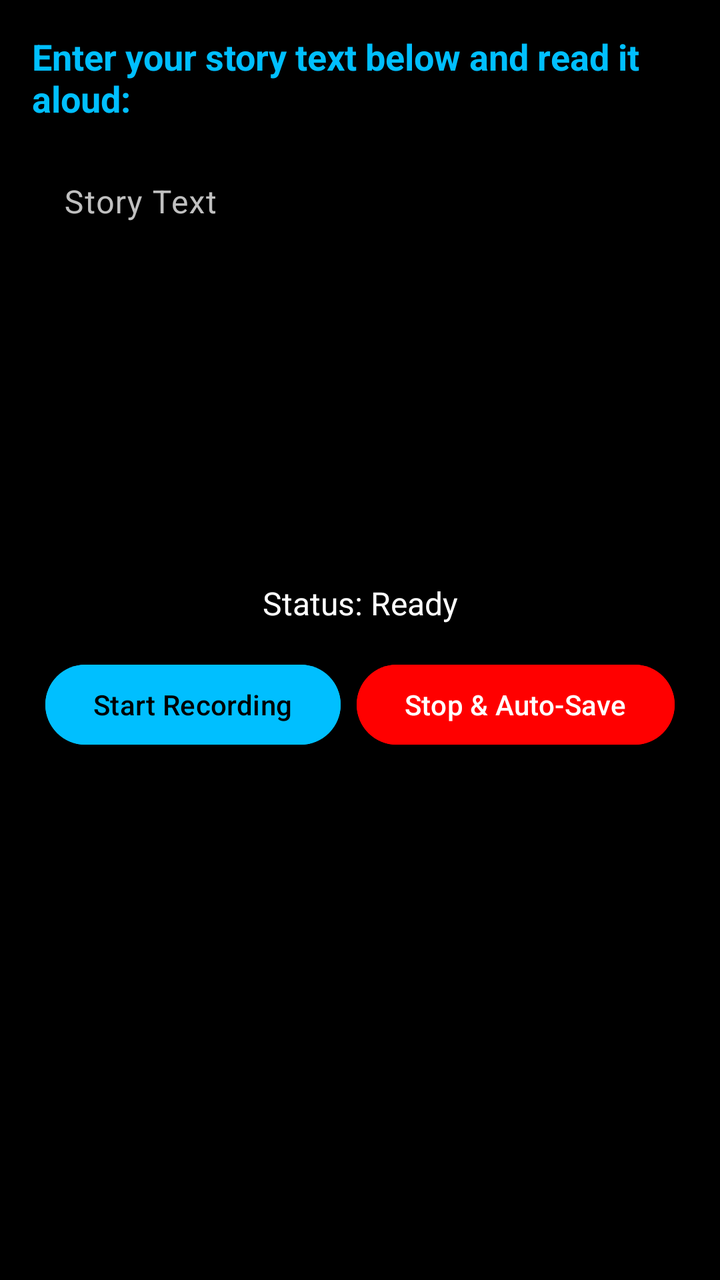
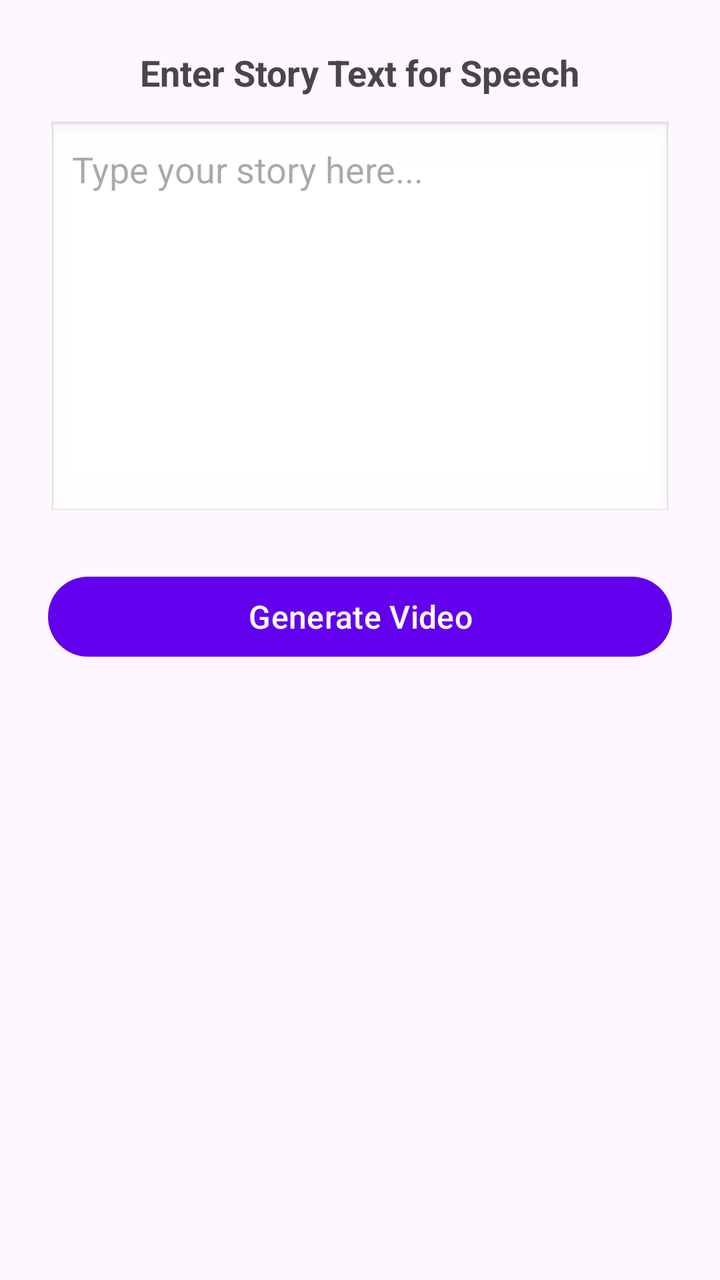

Compare the two renders of this Android layout. The source of the first and the diff that turns it into the second are given below.
<!-- AndroidManifest.xml: application theme Theme.TalkingFace -->
<!-- res/layout/activity_main.xml -->
<?xml version="1.0" encoding="utf-8"?>

<ScrollView xmlns:android="http://schemas.android.com/apk/res/android"
    xmlns:app="http://schemas.android.com/apk/res-auto"
    android:layout_width="match_parent"
    android:layout_height="match_parent"
    android:background="#000000"
    android:fillViewport="true"
    android:padding="16dp">

    <LinearLayout
        android:layout_width="match_parent"
        android:layout_height="wrap_content"
        android:orientation="vertical"
        android:gravity="center_horizontal">

        <TextView
            android:layout_width="match_parent"
            android:layout_height="wrap_content"
            android:text="Enter your story text below and read it aloud:"
            android:textSize="18sp"
            android:textStyle="bold"
            android:textColor="#00BFFF"
            android:layout_marginBottom="8dp" />

        <com.google.android.material.textfield.TextInputLayout
            android:layout_width="match_parent"
            android:layout_height="wrap_content"
            android:hint="Story Text"
            android:textColorHint="#C0C0C0"
            style="@style/Widget.Material3.TextInputLayout.OutlinedBox"
            android:layout_marginBottom="16dp"
            app:boxStrokeColor="#00BFFF"
            app:hintTextColor="#00BFFF">

            <com.google.android.material.textfield.TextInputEditText
                android:id="@+id/storyEditText"
                android:layout_width="match_parent"
                android:layout_height="200dp"
                android:gravity="top|start"
                android:inputType="textMultiLine"
                android:textColor="#FFFFFF"
                android:backgroundTint="#121212" />
        </com.google.android.material.textfield.TextInputLayout>

        <TextView
            android:id="@+id/statusTextView"
            android:layout_width="match_parent"
            android:layout_height="wrap_content"
            android:text="Status: Ready"
            android:textSize="16sp"
            android:textColor="#FFFFFF"
            android:layout_marginBottom="16dp"
            android:gravity="center" />

        <LinearLayout
            android:layout_width="match_parent"
            android:layout_height="wrap_content"
            android:orientation="horizontal"
            android:gravity="center"
            android:layout_marginBottom="16dp">

            <com.google.android.material.button.MaterialButton
                android:id="@+id/recordButton"
                android:layout_width="wrap_content"
                android:layout_height="wrap_content"
                android:text="Start Recording"
                android:backgroundTint="#00BFFF"
                android:textColor="#000000"
                android:layout_marginEnd="8dp" />

            <com.google.android.material.button.MaterialButton
                android:id="@+id/stopButton"
                android:layout_width="wrap_content"
                android:layout_height="wrap_content"
                android:text="Stop &amp; Auto-Save"
                android:enabled="false"
                android:backgroundTint="#FF0000"
                android:textColor="#FFFFFF" />
        </LinearLayout>

        <TextView
            android:id="@+id/savedPathTextView"
            android:layout_width="match_parent"
            android:layout_height="wrap_content"
            android:text=""
            android:textSize="14sp"
            android:textColor="#00BFFF"
            android:gravity="center"
            android:layout_marginTop="8dp" />

    </LinearLayout>
</ScrollView>
<!-- resources referenced by this layout -->
<resources>
  <style name="Theme.TalkingFace" parent="Theme.Material3.DayNight.NoActionBar">
          <item name="colorPrimary">#6200EE</item>
          <item name="colorPrimaryVariant">#3700B3</item>
          <item name="colorOnPrimary">#FFFFFF</item>
          <item name="colorSecondary">#03DAC6</item>
          <item name="colorSecondaryVariant">#018786</item>
          <item name="colorOnSecondary">#000000</item>
          <item name="android:statusBarColor">?attr/colorPrimaryVariant</item>
      </style>
</resources>

<!-- the commit's change to res/layout/activity_main.xml (unified diff, before → after) -->
@@ -1,93 +1,53 @@
 <?xml version="1.0" encoding="utf-8"?>
 
-<ScrollView xmlns:android="http://schemas.android.com/apk/res/android"
-    xmlns:app="http://schemas.android.com/apk/res-auto"
+<LinearLayout xmlns:android="http://schemas.android.com/apk/res/android"
     android:layout_width="match_parent"
     android:layout_height="match_parent"
-    android:background="#000000"
-    android:fillViewport="true"
-    android:padding="16dp">
+    android:orientation="vertical"
+    android:padding="24dp"
+    android:gravity="center_horizontal">
 
-    <LinearLayout
+    <TextView
+        android:layout_width="wrap_content"
+        android:layout_height="wrap_content"
+        android:text="Enter Story Text for Speech"
+        android:textSize="18sp"
+        android:textStyle="bold"
+        android:layout_marginBottom="12dp" />
+
+    <EditText
+        android:id="@+id/etStoryText"
+        android:layout_width="match_parent"
+        android:layout_height="200dp"
+        android:gravity="top|start"
+        android:hint="Type your story here..."
+        android:inputType="textMultiLine"
+        android:padding="12dp"
+        android:background="@android:drawable/edit_text" />
+
+    <Button
+        android:id="@+id/btnGenerate"
         android:layout_width="match_parent"
         android:layout_height="wrap_content"
-        android:orientation="vertical"
-        android:gravity="center_horizontal">
+        android:layout_marginTop="24dp"
+        android:text="Generate Video"
+        android:textSize="16sp" />
 
-        <TextView
-            android:layout_width="match_parent"
-            android:layout_height="wrap_content"
-            android:text="Enter your story text below and read it aloud:"
-            android:textSize="18sp"
-            android:textStyle="bold"
-            android:textColor="#00BFFF"
-            android:layout_marginBottom="8dp" />
+    <ProgressBar
+        android:id="@+id/progressBar"
+        style="?android:attr/progressBarStyleHorizontal"
+        android:layout_width="match_parent"
+        android:layout_height="wrap_content"
+        android:layout_marginTop="24dp"
+        android:visibility="gone" />
 
-        <com.google.android.material.textfield.TextInputLayout
-            android:layout_width="match_parent"
-            android:layout_height="wrap_content"
-            android:hint="Story Text"
-            android:textColorHint="#C0C0C0"
-            style="@style/Widget.Material3.TextInputLayout.OutlinedBox"
-            android:layout_marginBottom="16dp"
-            app:boxStrokeColor="#00BFFF"
-            app:hintTextColor="#00BFFF">
+    <TextView
+        android:id="@+id/tvStatus"
+        android:layout_width="match_parent"
+        android:layout_height="wrap_content"
+        android:layout_marginTop="12dp"
+        android:textAlignment="center"
+        android:textSize="14sp"
+        android:textColor="#666666" />
 
-            <com.google.android.material.textfield.TextInputEditText
-                android:id="@+id/storyEditText"
-                android:layout_width="match_parent"
-                android:layout_height="200dp"
-                android:gravity="top|start"
-                android:inputType="textMultiLine"
-                android:textColor="#FFFFFF"
-                android:backgroundTint="#121212" />
-        </com.google.android.material.textfield.TextInputLayout>
-
-        <TextView
-            android:id="@+id/statusTextView"
-            android:layout_width="match_parent"
-            android:layout_height="wrap_content"
-            android:text="Status: Ready"
-            android:textSize="16sp"
-            android:textColor="#FFFFFF"
-            android:layout_marginBottom="16dp"
-            android:gravity="center" />
-
-        <LinearLayout
-            android:layout_width="match_parent"
-            android:layout_height="wrap_content"
-            android:orientation="horizontal"
-            android:gravity="center"
-            android:layout_marginBottom="16dp">
-
-            <com.google.android.material.button.MaterialButton
-                android:id="@+id/recordButton"
-                android:layout_width="wrap_content"
-                android:layout_height="wrap_content"
-                android:text="Start Recording"
-                android:backgroundTint="#00BFFF"
-                android:textColor="#000000"
-                android:layout_marginEnd="8dp" />
-
-            <com.google.android.material.button.MaterialButton
-                android:id="@+id/stopButton"
-                android:layout_width="wrap_content"
-                android:layout_height="wrap_content"
-                android:text="Stop &amp; Auto-Save"
-                android:enabled="false"
-                android:backgroundTint="#FF0000"
-                android:textColor="#FFFFFF" />
-        </LinearLayout>
-
-        <TextView
-            android:id="@+id/savedPathTextView"
-            android:layout_width="match_parent"
-            android:layout_height="wrap_content"
-            android:text=""
-            android:textSize="14sp"
-            android:textColor="#00BFFF"
-            android:gravity="center"
-            android:layout_marginTop="8dp" />
-
-    </LinearLayout>
-</ScrollView>
+</LinearLayout>
